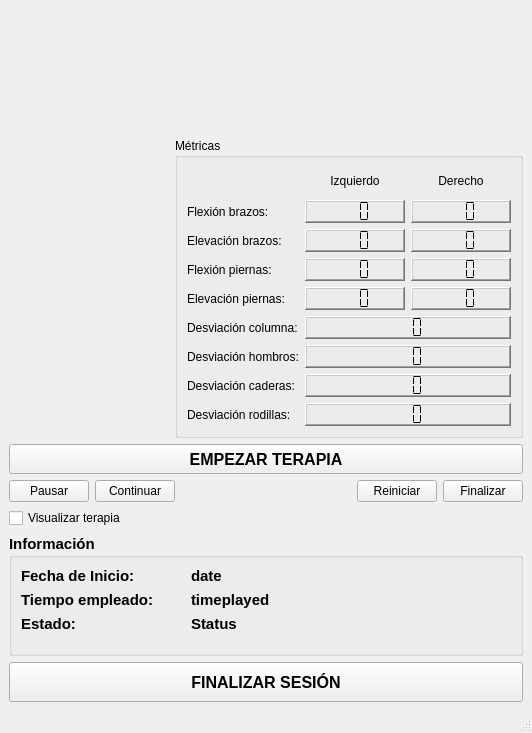
The window that components/therapyManager/src/AdminInterface.ui (robocomp/robotherapy) describes before a commit, drawn with Qt 5.
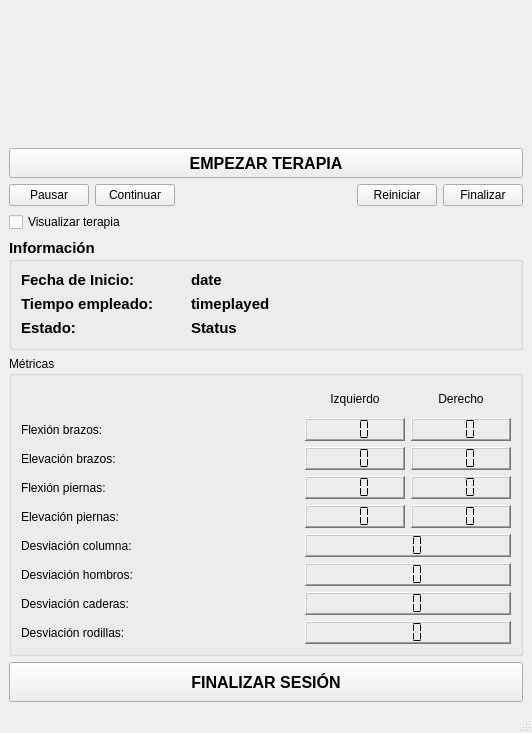
The same window after the commit.

The edit to the form file:
```diff
--- a/components/therapyManager/src/AdminInterface.ui
+++ b/components/therapyManager/src/AdminInterface.ui
@@ -49,6 +49,176 @@
         <property name="sizeConstraint">
          <enum>QLayout::SetDefaultConstraint</enum>
         </property>
+       </layout>
+      </item>
+     </layout>
+    </item>
+    <item>
+     <widget class="QPushButton" name="start_game_button">
+      <property name="minimumSize">
+       <size>
+        <width>5</width>
+        <height>30</height>
+       </size>
+      </property>
+      <property name="maximumSize">
+       <size>
+        <width>100000</width>
+        <height>16777215</height>
+       </size>
+      </property>
+      <property name="font">
+       <font>
+        <pointsize>12</pointsize>
+        <weight>75</weight>
+        <bold>true</bold>
+       </font>
+      </property>
+      <property name="layoutDirection">
+       <enum>Qt::LeftToRight</enum>
+      </property>
+      <property name="autoFillBackground">
+       <bool>false</bool>
+      </property>
+      <property name="text">
+       <string>EMPEZAR TERAPIA</string>
+      </property>
+     </widget>
+    </item>
+    <item>
+     <layout class="QHBoxLayout" name="horizontalLayout">
+      <item>
+       <widget class="QPushButton" name="pause_game_button">
+        <property name="text">
+         <string>Pausar</string>
+        </property>
+       </widget>
+      </item>
+      <item>
+       <widget class="QPushButton" name="continue_game_button">
+        <property name="text">
+         <string>Continuar</string>
+        </property>
+       </widget>
+      </item>
+      <item>
+       <spacer name="horizontalSpacer">
+        <property name="orientation">
+         <enum>Qt::Horizontal</enum>
+        </property>
+        <property name="sizeHint" stdset="0">
+         <size>
+          <width>40</width>
+          <height>20</height>
+         </size>
+        </property>
+       </spacer>
+      </item>
+      <item>
+       <widget class="QPushButton" name="reset_game_button">
+        <property name="text">
+         <string>Reiniciar</string>
+        </property>
+       </widget>
+      </item>
+      <item>
+       <widget class="QPushButton" name="finish_game_button">
+        <property name="text">
+         <string>Finalizar</string>
+        </property>
+       </widget>
+      </item>
+     </layout>
+    </item>
+    <item>
+     <widget class="QCheckBox" name="visualize_check">
+      <property name="text">
+       <string>Visualizar terapia</string>
+      </property>
+     </widget>
+    </item>
+    <item>
+     <widget class="QGroupBox" name="groupBox">
+      <property name="minimumSize">
+       <size>
+        <width>0</width>
+        <height>0</height>
+       </size>
+      </property>
+      <property name="maximumSize">
+       <size>
+        <width>16777215</width>
+        <height>140</height>
+       </size>
+      </property>
+      <property name="font">
+       <font>
+        <pointsize>11</pointsize>
+        <weight>75</weight>
+        <bold>true</bold>
+       </font>
+      </property>
+      <property name="title">
+       <string>Información</string>
+      </property>
+      <layout class="QFormLayout" name="formLayout">
+       <property name="fieldGrowthPolicy">
+        <enum>QFormLayout::AllNonFixedFieldsGrow</enum>
+       </property>
+       <item row="2" column="0">
+        <widget class="QLabel" name="label_8">
+         <property name="enabled">
+          <bool>true</bool>
+         </property>
+         <property name="text">
+          <string>Fecha de Inicio:            </string>
+         </property>
+        </widget>
+       </item>
+       <item row="2" column="1">
+        <widget class="QLabel" name="date_label">
+         <property name="text">
+          <string>date</string>
+         </property>
+        </widget>
+       </item>
+       <item row="3" column="0">
+        <widget class="QLabel" name="label_11">
+         <property name="text">
+          <string>Tiempo empleado:</string>
+         </property>
+        </widget>
+       </item>
+       <item row="3" column="1">
+        <widget class="QLabel" name="timeplayed_label">
+         <property name="text">
+          <string>timeplayed</string>
+         </property>
+        </widget>
+       </item>
+       <item row="4" column="0">
+        <widget class="QLabel" name="label">
+         <property name="text">
+          <string>Estado:</string>
+         </property>
+        </widget>
+       </item>
+       <item row="4" column="1">
+        <widget class="QLabel" name="status_label">
+         <property name="minimumSize">
+          <size>
+           <width>100</width>
+           <height>0</height>
+          </size>
+         </property>
+         <property name="text">
+          <string>Status</string>
+         </property>
+        </widget>
+       </item>
+      </layout>
+     </widget>
+    </item>
         <item>
          <widget class="QGroupBox" name="metrics_gbox">
           <property name="minimumSize">
@@ -683,176 +853,6 @@
              </property>
              <property name="segmentStyle">
               <enum>QLCDNumber::Flat</enum>
-             </property>
-            </widget>
-           </item>
-          </layout>
-         </widget>
-        </item>
-       </layout>
-      </item>
-     </layout>
-    </item>
-    <item>
-     <widget class="QPushButton" name="start_game_button">
-      <property name="minimumSize">
-       <size>
-        <width>5</width>
-        <height>30</height>
-       </size>
-      </property>
-      <property name="maximumSize">
-       <size>
-        <width>100000</width>
-        <height>16777215</height>
-       </size>
-      </property>
-      <property name="font">
-       <font>
-        <pointsize>12</pointsize>
-        <weight>75</weight>
-        <bold>true</bold>
-       </font>
-      </property>
-      <property name="layoutDirection">
-       <enum>Qt::LeftToRight</enum>
-      </property>
-      <property name="autoFillBackground">
-       <bool>false</bool>
-      </property>
-      <property name="text">
-       <string>EMPEZAR TERAPIA</string>
-      </property>
-     </widget>
-    </item>
-    <item>
-     <layout class="QHBoxLayout" name="horizontalLayout">
-      <item>
-       <widget class="QPushButton" name="pause_game_button">
-        <property name="text">
-         <string>Pausar</string>
-        </property>
-       </widget>
-      </item>
-      <item>
-       <widget class="QPushButton" name="continue_game_button">
-        <property name="text">
-         <string>Continuar</string>
-        </property>
-       </widget>
-      </item>
-      <item>
-       <spacer name="horizontalSpacer">
-        <property name="orientation">
-         <enum>Qt::Horizontal</enum>
-        </property>
-        <property name="sizeHint" stdset="0">
-         <size>
-          <width>40</width>
-          <height>20</height>
-         </size>
-        </property>
-       </spacer>
-      </item>
-      <item>
-       <widget class="QPushButton" name="reset_game_button">
-        <property name="text">
-         <string>Reiniciar</string>
-        </property>
-       </widget>
-      </item>
-      <item>
-       <widget class="QPushButton" name="finish_game_button">
-        <property name="text">
-         <string>Finalizar</string>
-        </property>
-       </widget>
-      </item>
-     </layout>
-    </item>
-    <item>
-     <widget class="QCheckBox" name="visualize_check">
-      <property name="text">
-       <string>Visualizar terapia</string>
-      </property>
-     </widget>
-    </item>
-    <item>
-     <widget class="QGroupBox" name="groupBox">
-      <property name="minimumSize">
-       <size>
-        <width>0</width>
-        <height>0</height>
-       </size>
-      </property>
-      <property name="maximumSize">
-       <size>
-        <width>16777215</width>
-        <height>140</height>
-       </size>
-      </property>
-      <property name="font">
-       <font>
-        <pointsize>11</pointsize>
-        <weight>75</weight>
-        <bold>true</bold>
-       </font>
-      </property>
-      <property name="title">
-       <string>Información</string>
-      </property>
-      <layout class="QFormLayout" name="formLayout">
-       <property name="fieldGrowthPolicy">
-        <enum>QFormLayout::AllNonFixedFieldsGrow</enum>
-       </property>
-       <item row="2" column="0">
-        <widget class="QLabel" name="label_8">
-         <property name="enabled">
-          <bool>true</bool>
-         </property>
-         <property name="text">
-          <string>Fecha de Inicio:            </string>
-         </property>
-        </widget>
-       </item>
-       <item row="2" column="1">
-        <widget class="QLabel" name="date_label">
-         <property name="text">
-          <string>date</string>
-         </property>
-        </widget>
-       </item>
-       <item row="3" column="0">
-        <widget class="QLabel" name="label_11">
-         <property name="text">
-          <string>Tiempo empleado:</string>
-         </property>
-        </widget>
-       </item>
-       <item row="3" column="1">
-        <widget class="QLabel" name="timeplayed_label">
-         <property name="text">
-          <string>timeplayed</string>
-         </property>
-        </widget>
-       </item>
-       <item row="4" column="0">
-        <widget class="QLabel" name="label">
-         <property name="text">
-          <string>Estado:</string>
-         </property>
-        </widget>
-       </item>
-       <item row="4" column="1">
-        <widget class="QLabel" name="status_label">
-         <property name="minimumSize">
-          <size>
-           <width>100</width>
-           <height>0</height>
-          </size>
-         </property>
-         <property name="text">
-          <string>Status</string>
          </property>
         </widget>
        </item>
```
Lines whose indentation alone changed are shown as unchanged.
